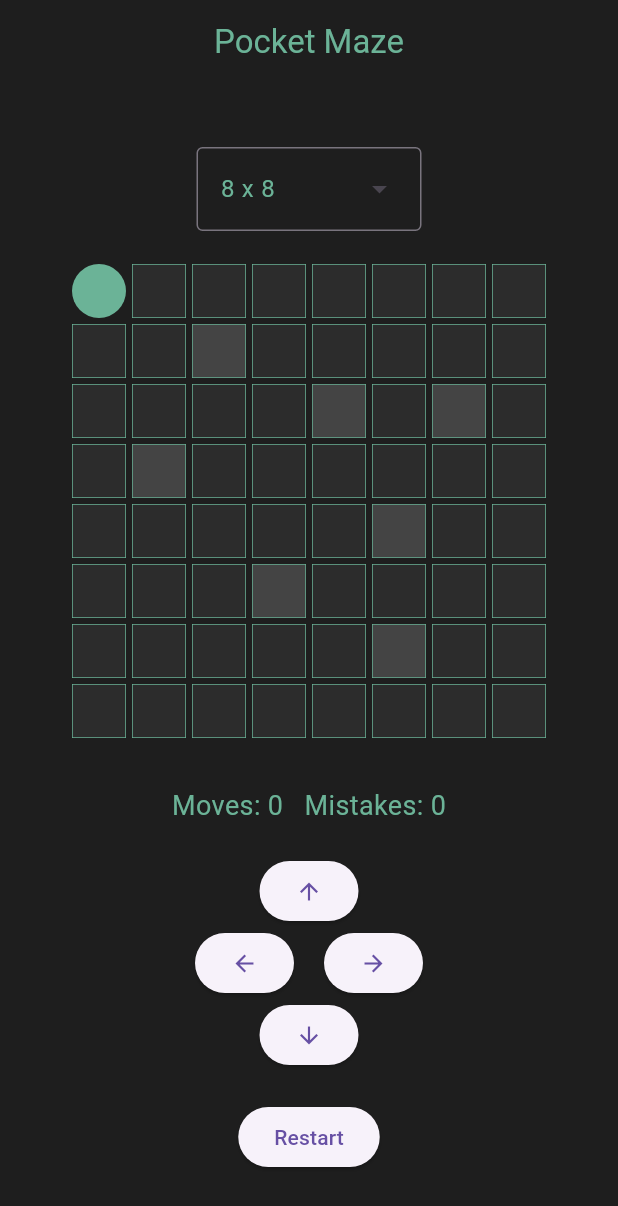
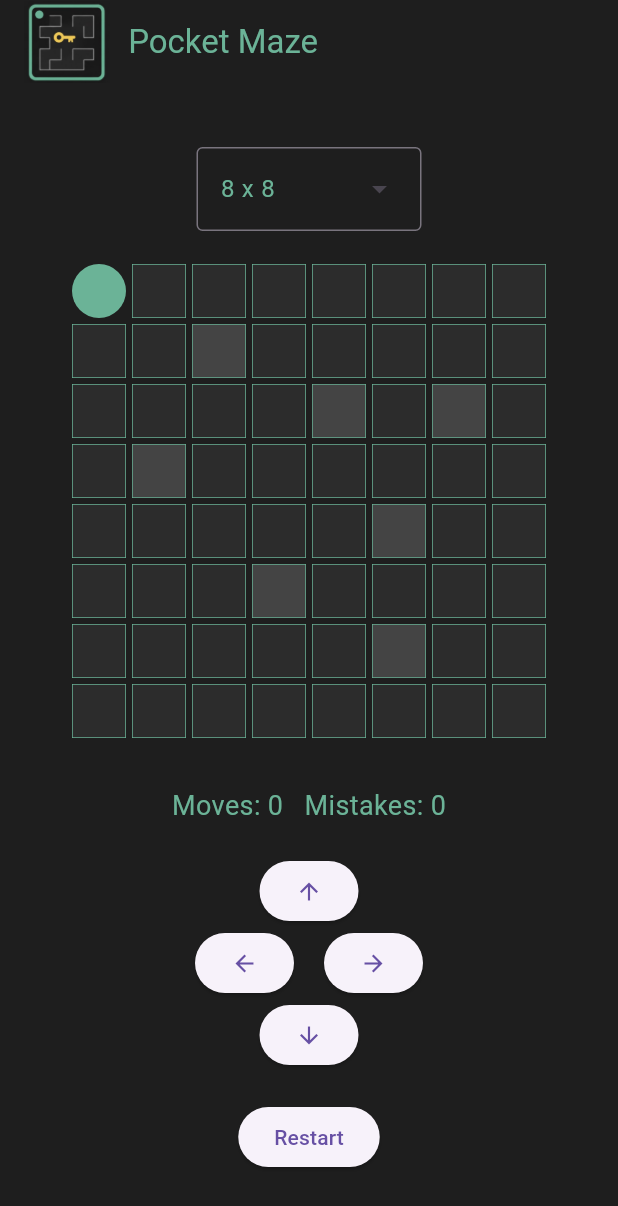
Before and after one commit to fatimaanani/pocket_maze, a Flutter app: the screen it shows after launch, on a phone screen of 412 x 824 dp. Shown: the top 1206 px of the screen. Run offline on Flutter 3.47's test engine with Material 3 defaults, Android fonts, the phone set to English and light mode, and no system bars.

Commit message:
fixed logo and added new logic -fatima

```diff
--- a/lib/fatima_ui.dart
+++ b/lib/fatima_ui.dart
@@ -23,11 +23,23 @@ class MazeUi extends StatelessWidget {
     return Scaffold(
       backgroundColor: const Color(0xff1e1e1e),
       appBar: AppBar(
-        title: const Text(
-          'Pocket Maze',
-          style: TextStyle(color: Color(0xff6bb397)),
+        title: Row(
+          children: [
+          Image.asset(
+          'assets/logoo.jpg',
+          height: 55,
         ),
-        centerTitle: true,
+          const SizedBox(width: 12),
+          const Text(
+            'Pocket Maze',
+            style: TextStyle(
+              color: Color(0xff6bb397),
+              fontSize: 22,
+            ),
+
+          ),
+          ],
+        ),
         backgroundColor: const Color(0xff1e1e1e),
         foregroundColor: const Color(0xff6bb397),
       ),
--- a/pubspec.yaml
+++ b/pubspec.yaml
@@ -87,3 +87,5 @@ flutter:
   #
   # For details regarding fonts from package dependencies,
   # see https://flutter.dev/to/font-from-package
+  assets:
+    - assets/logoo.jpg
```
Also changed, not shown: lib/main.dart (+76 -22 lines), assets/logoo.jpg (added).
